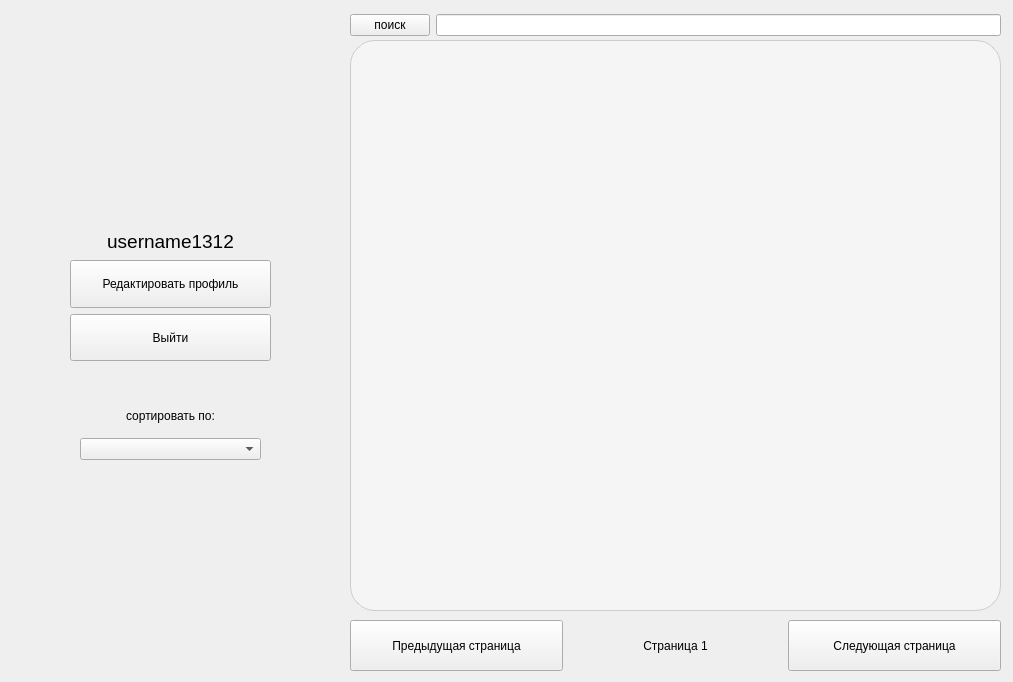
Above: windows/ui/shop_window.ui from aesthetic-what/kursovaya before the change. Below: the same form after it.
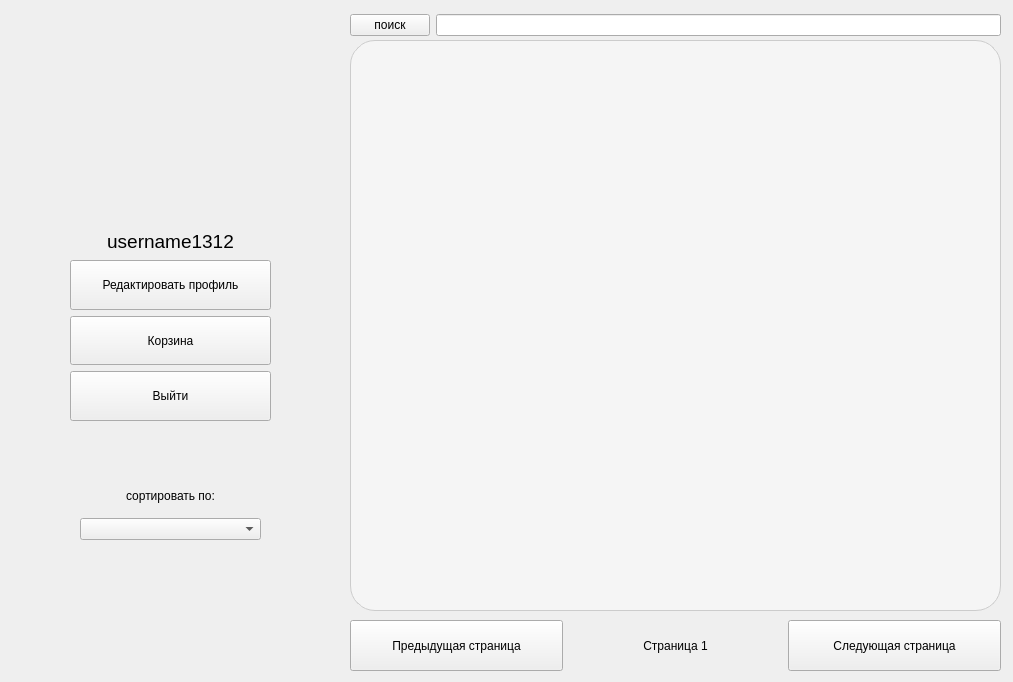
That is the form after the change. Icons and pictures are not drawn.

```diff
--- a/windows/ui/shop_window.ui
+++ b/windows/ui/shop_window.ui
@@ -190,7 +190,7 @@
       <x>70</x>
       <y>260</y>
       <width>201</width>
-      <height>101</height>
+      <height>161</height>
      </rect>
     </property>
     <layout class="QVBoxLayout" name="verticalLayout">
@@ -207,6 +207,19 @@
        </property>
       </widget>
      </item>
+     <item>
+      <widget class="QPushButton" name="cart_button">
+       <property name="sizePolicy">
+        <sizepolicy hsizetype="Minimum" vsizetype="Expanding">
+         <horstretch>0</horstretch>
+         <verstretch>0</verstretch>
+        </sizepolicy>
+       </property>
+       <property name="text">
+        <string>Корзина</string>
+       </property>
+      </widget>
+     </item>
      <item>
       <widget class="QPushButton" name="logout_button">
        <property name="sizePolicy">
@@ -248,7 +261,7 @@
     <property name="geometry">
      <rect>
       <x>80</x>
-      <y>400</y>
+      <y>480</y>
       <width>181</width>
       <height>71</height>
      </rect>
```
Left out of the diff: 2 changed lines with no effect on the pictures.
